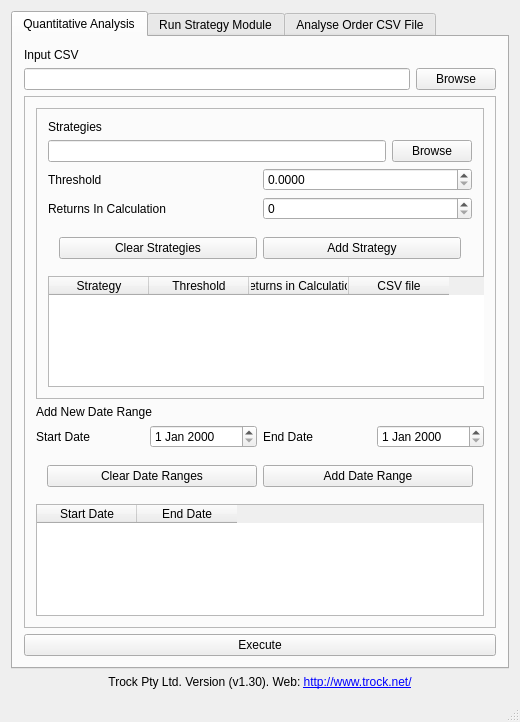
mobeigi/Algorithmic-Trading, file GUI_Mohamamd_2/mainwindow.ui: the form before one commit.
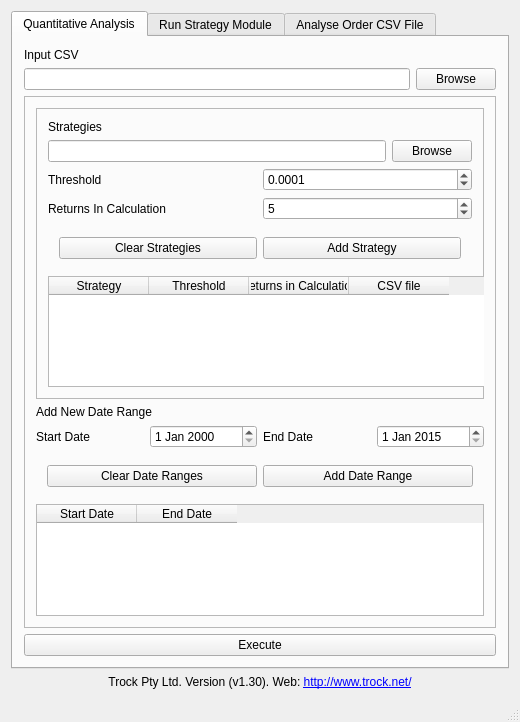
The form after the commit. The open tabs and pages were chosen to show the change.

Commit message: Added date ordering

Patch:
```diff
--- a/GUI_Mohamamd_2/mainwindow.ui
+++ b/GUI_Mohamamd_2/mainwindow.ui
@@ -134,6 +134,9 @@
                   <property name="decimals">
                    <number>4</number>
                   </property>
+                  <property name="value">
+                   <double>0.000100000000000</double>
+                  </property>
                  </widget>
                 </item>
                </layout>
@@ -155,6 +158,9 @@
                   <property name="maximum">
                    <double>100.000000000000000</double>
                   </property>
+                  <property name="value">
+                   <double>5.000000000000000</double>
+                  </property>
                  </widget>
                 </item>
                </layout>
@@ -260,7 +266,15 @@
                 </widget>
                </item>
                <item>
-                <widget class="QDateEdit" name="analysisEndDate"/>
+                <widget class="QDateEdit" name="analysisEndDate">
+                 <property name="date">
+                  <date>
+                   <year>2015</year>
+                   <month>1</month>
+                   <day>1</day>
+                  </date>
+                 </property>
+                </widget>
                </item>
               </layout>
              </item>
```
Left out of the diff: 9 changed lines with no effect on the pictures. The commit also changes 4 other files.
